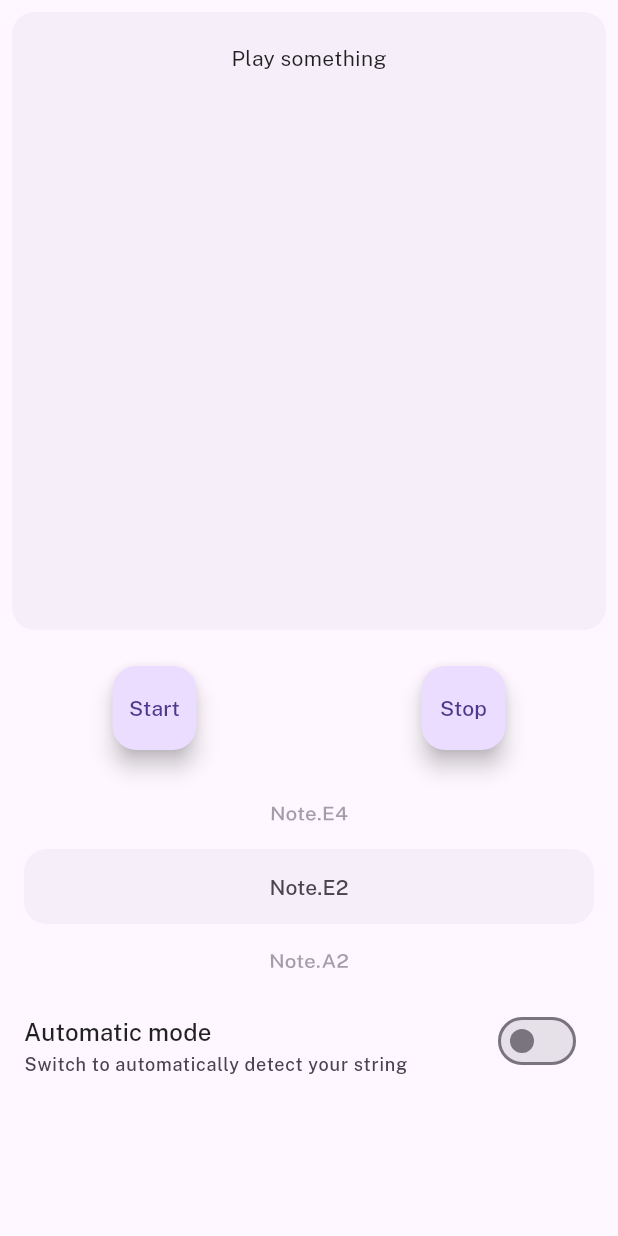
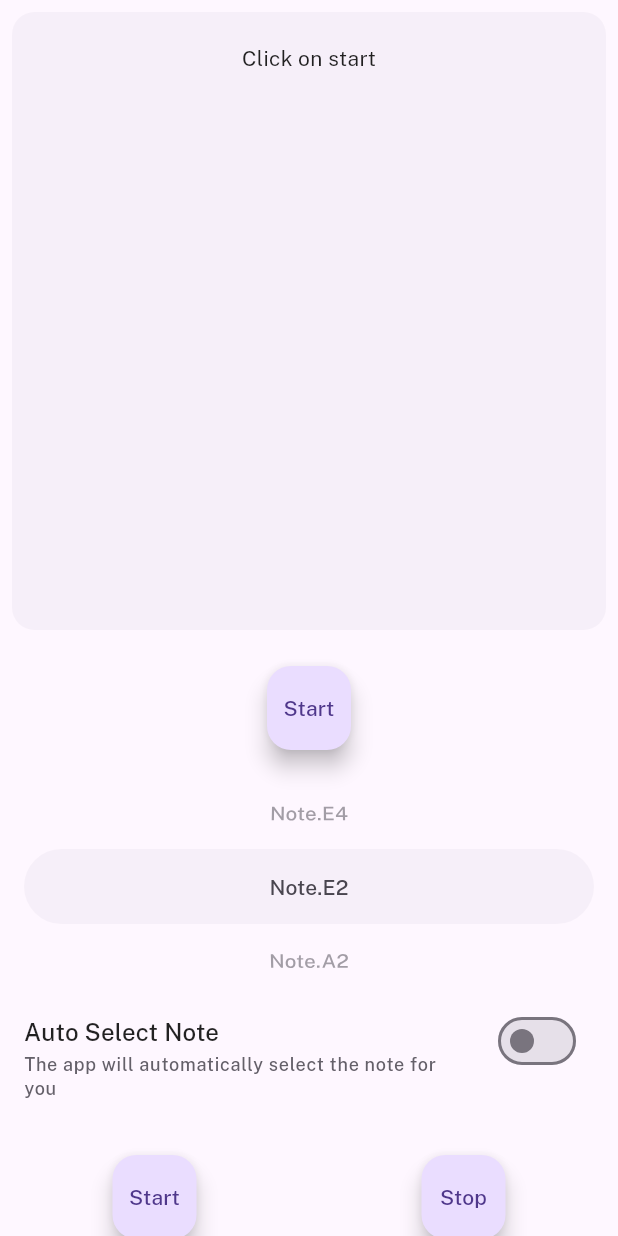
Before and after one commit to denishorn/WearTuner, a Flutter app: the screen it shows after launch, scrolled down 576 dp, after a tap on "Start", on a phone screen of 412 x 824 dp. Run offline on Flutter 3.47's test engine with Material 2 defaults, Android fonts, the phone set to English and light mode, and no system bars; drawn by our look-alikes of dynamic_color; our stand-ins replace google_fonts, vibration; missing offline and left inert: flutter_audio_capture, pitch_detector_dart, pitchupdart, sound_generator.

Commit message:
Play Note function (via soundwave gen)

```diff
--- a/lib/homepage.dart
+++ b/lib/homepage.dart
@@ -11,8 +11,6 @@
 import 'widgets.dart';
 import 'tuner.dart';
 
-
-
 class MyHomePage extends StatefulWidget {
   const MyHomePage({Key? key}) : super(key: key);
   @override
@@ -24,6 +22,7 @@
   final pitchDetectorDart = PitchDetector(44100, 2000);
   final Guitar guitar = const Guitar();
   bool isAutoTune = false;
+  Note? currentNote;
   var note = "";
   var status = "Click on start";
 
@@ -56,8 +55,8 @@
   Note closestNote = guitar.findClosestNote(frequency);
 
   setState(() {
-    note = result.pitch.toStringAsFixed(1); // Now 'note' will hold the string representation of the closest note
-    status = "Closest note: ${closestNote.toString()} , ${closestNote.frequency.toString()}"; // Updates status to show the closest note
+    note = result.pitch.toStringAsFixed(1);
+    status = "Closest note: ${closestNote.toString()} , ${closestNote.frequency.toString()} ,${isAutoTune.toString()}, ${currentNote.toString()}"; // Updates status to show the closest note
   });
     }
   }
@@ -69,29 +68,44 @@
   @override
   Widget build(BuildContext context) {
   return Scaffold(
-
     body: SafeArea(
       child: Flex(
         direction: Axis.vertical,
         children: [
-            Padding(padding: EdgeInsets.all(8.0), child:Container(
+          Padding(
+            padding: EdgeInsets.all(8.0),
+            child: Container(
               height: MediaQuery.of(context).size.width,
               alignment: Alignment.center,
               decoration: BoxDecoration(
                 color: Theme.of(context).colorScheme.surfaceVariant.withOpacity(0.33),
                 borderRadius: BorderRadius.circular(15),
               ),
-              child: TextDisplayWidget(note: note, status: status),
+              child: TextDisplayWidget(note: note, status: status), // Assuming TextDisplayWidget is defined elsewhere
             ),
           ),
           Flex(
             direction: Axis.vertical,
-              children:[
-            ControlsAndTunerWidget(
-              onStartPressed: _startCapture,
-              onStopPressed: _stopCapture,
+            children: [
+              PlayNoteButton(
+                frequency: currentNote?.frequency ?? 0.0,
               ),
-            TunerWidget(
+
+              TuningWheelContainerWidget(
+                isAutoTune: isAutoTune,
+                onChangedNote: (Note changedNote) {
+                  setState(() {
+                    currentNote = changedNote;
+                  });
+                },
+                onChanged: (bool value) {
+                  setState(() {
+                    isAutoTune = value;
+                  });
+                },
+                guitar: guitar, // Assuming guitar is defined and passed correctly
+              ),
+              AutoTuneSwitchWidget(
                 isAutoTune: isAutoTune,
                 onChanged: (bool value) {
                   setState(() {
@@ -99,9 +113,16 @@
                   });
                 },
               ),
-            ]),
-        ]),
+              ControlsAndTunerWidget(
+                onStartPressed: _startCapture, // Assuming _startCapture is defined elsewhere
+                onStopPressed: _stopCapture, // Assuming _stopCapture is defined elsewhere
+              ),
+            ],
+          ),
+        ],
+      ),
     ),
   );
 }
+
 }
--- a/lib/widgets.dart
+++ b/lib/widgets.dart
@@ -1,5 +1,7 @@
 import 'package:flutter/material.dart';
-import 'tuner.dart'; // Make sure to import the TunerWidget correctly
+import 'tuner.dart';
+import 'package:sound_generator/sound_generator.dart';
+import 'package:sound_generator/waveTypes.dart';
 
 
 class ControlsAndTunerWidget extends StatelessWidget {
@@ -67,92 +69,118 @@
   }
 }
 
+//___________
 
-// class TuningWheel extends StatefulWidget {
-//   final Guitar guitar;
-//   final Function(int) onNoteSelected;
-//   final VoidCallback onInteraction;
-
-//   const TuningWheel({Key? key, required this.guitar, required this.onNoteSelected,required this.onInteraction, }) : super(key: key);
-
-//   @override
-//   _TuningWheelState createState() => _TuningWheelState();
-// }
-
-
-// class _TuningWheelState extends State<TuningWheel> {
-//   final FixedExtentScrollController _controller = FixedExtentScrollController();
-//   bool _isAnimating = false;
-
-//   @override
-//   void dispose() {
-//     _controller.dispose();
-//     super.dispose();
-//   }
-
-//   @override
-//   Widget build(BuildContext context) {
-//     return GestureDetector(
-//       onTap: () {
-//         if (!_isAnimating) { // Checking if not already animating
-//           int nextIndex = _controller.selectedItem + 1;
-//           setState(() {
-//             _isAnimating = true; // Setting flag to true as animation starts
-//             widget.onInteraction();
-//           });
-
-//           _controller.animateToItem(
-//             nextIndex,
-//             duration: Duration(milliseconds: 200),
-//             curve: Curves.easeInOut,
-//           ).then((_) {
-//             setState(() {
-//               _isAnimating = false; // Reset flag when animation completes
-//             });
-//           });
-//         }
-//       },
-//       child: ListWheelScrollView.useDelegate(
-//         controller: _controller,
-//         itemExtent: 50,
-//         overAndUnderCenterOpacity: 0.5,
-//         physics: _isAnimating ? NeverScrollableScrollPhysics() : FixedExtentScrollPhysics(),
-//         diameterRatio: 3,
-//         childDelegate: ListWheelChildBuilderDelegate(
-//           builder: (BuildContext context, int index) {
-//             int loopedIndex = index % widget.guitar.tuning.length;
-//             if (loopedIndex < 0) {
-//               loopedIndex += widget.guitar.tuning.length;
-//             }
-//             return Center(child:Text(widget.guitar.tuning[loopedIndex].toString(), style: Theme.of(context).textTheme.labelLarge!.copyWith(color: Theme.of(context).colorScheme.onSurfaceVariant),),
-//             );
-//           },
-//           childCount: null
-//         ),
-//         onSelectedItemChanged: widget.onNoteSelected,
-//       ),
-//     );
-//   }
-// }
-
-//import 'package:flutter/material.dart';
-
-class TunerWidget extends StatefulWidget {
+class AutoTuneSwitchWidget extends StatefulWidget {
   final bool isAutoTune;
   final ValueChanged<bool> onChanged;
 
-  TunerWidget({Key? key, required this.isAutoTune, required this.onChanged}) : super(key: key);
+  const AutoTuneSwitchWidget({
+    Key? key,
+    required this.isAutoTune,
+    required this.onChanged,
+  }) : super(key: key);
 
   @override
-  _TunerWidgetState createState() => _TunerWidgetState();
+  _AutoTuneSwitchWidgetState createState() => _AutoTuneSwitchWidgetState();
 }
 
-class _TunerWidgetState extends State<TunerWidget> {
-  final Guitar guitar = const Guitar();
-  Note? selectedNote; // Assuming Note is defined elsewhere
+class _AutoTuneSwitchWidgetState extends State<AutoTuneSwitchWidget> {
+  @override
+  Widget build(BuildContext context) {
+    return SwitchListTile(
+      title: Text(
+        'Auto Select Note',
+        style: Theme.of(context).textTheme.titleMedium,
+      ),
+      subtitle: Text(
+        'The app will automatically select the note for you',
+        style: Theme.of(context).textTheme.labelMedium!.copyWith(color: Theme.of(context).colorScheme.onSurfaceVariant.withOpacity(0.85)),
+      ),
+      value: widget.isAutoTune,
+      isThreeLine: true,
+      onChanged: widget.onChanged,
+    );
+  }
+}
+//------------
+class PlayNoteButton extends StatefulWidget {
+
+   final double frequency;
+
+  const PlayNoteButton({
+    Key? key,
+    // required this.onStartPressed,
+    // required this.onStopPressed,
+    required this.frequency,
+  }) : super(key: key);
+
+  @override
+  _PlayNoteButtonState createState() => _PlayNoteButtonState();
+}
+
+class _PlayNoteButtonState extends State<PlayNoteButton> {
+  @override
+  void initState() {
+    super.initState();
+    // Initialize your sound generator here.
+    SoundGenerator.init(44100);
+    SoundGenerator.setWaveType(waveTypes.SINUSOIDAL);
+    // Add any other initialization code here.
+  }
+
+  @override
+  Widget build(BuildContext context) {
+    return /*Container(
+      child:*/ Padding(
+        padding: EdgeInsets.all(16.0),
+        child: FloatingActionButton(
+          onPressed: () {
+              SoundGenerator.stop();
+              SoundGenerator.setFrequency(widget.frequency);
+              SoundGenerator.setVolume(0.5);
+              SoundGenerator.play();
+          },
+          child: const Text("Start"),
+        ),
+      //),
+    );
+  }
+}
+
+//------------
+
+class TuningWheelContainerWidget extends StatefulWidget {
+  final bool isAutoTune;
+  final ValueChanged<Note> onChangedNote;
+  final ValueChanged<bool> onChanged;
+  final Guitar guitar;
+
+  const TuningWheelContainerWidget({
+    Key? key,
+    required this.isAutoTune,
+    required this.onChangedNote,
+    required this.onChanged,
+    required this.guitar,
+  }) : super(key: key);
+
+  @override
+  _TuningWheelContainerWidgetState createState() => _TuningWheelContainerWidgetState();
+}
+
+class _TuningWheelContainerWidgetState extends State<TuningWheelContainerWidget> {
   final FixedExtentScrollController _controller = FixedExtentScrollController();
   bool _isAnimating = false;
-
+@override
+  void initState() {
+    super.initState();
+WidgetsBinding.instance.addPostFrameCallback((_) {
+    setState(() {
+      final initialNote = widget.guitar.tuning[0];
+      widget.onChangedNote(initialNote);
+    });
+  });
+  }
   @override
   void dispose() {
     _controller.dispose();
@@ -161,10 +189,7 @@
 
   @override
   Widget build(BuildContext context) {
-    return Flex(
-      direction: Axis.vertical,
-      children: [
-        Container(
+    return Container(
       height: 150,
       padding: const EdgeInsets.all(16.0),
       child: Stack(
@@ -177,15 +202,16 @@
               height: 50,
               decoration: BoxDecoration(
                 color: Theme.of(context).colorScheme.surfaceVariant,
-                    borderRadius: BorderRadius.circular(15),
+                borderRadius: BorderRadius.circular(32),
               ),
             ),
           ),
           GestureDetector(
   onTapDown: (details) {
+    // You can perform actions here when the tap down event occurs.
   },
-                onTapCancel: (){
-                  //print('cancelled');
+  onTapCancel: () {
+    // This block is executed when the tap is cancelled.
     setState(() {
       if (widget.isAutoTune) {
         widget.onChanged(false);
@@ -193,6 +219,7 @@
     });
   },
   onTapUp: (details) {
+    // This block is executed when the tap is released.
     if (!_isAnimating) {
       int nextIndex = widget.isAutoTune ? _controller.selectedItem : _controller.selectedItem + 1;
       setState(() {
@@ -216,17 +243,17 @@
     controller: _controller,
     itemExtent: 50,
     overAndUnderCenterOpacity: 0.5,
-                  physics: _isAnimating ? NeverScrollableScrollPhysics() : FixedExtentScrollPhysics(),
+    physics: (_isAnimating || widget.isAutoTune) ? NeverScrollableScrollPhysics() : FixedExtentScrollPhysics(),
     diameterRatio: 3,
     childDelegate: ListWheelChildBuilderDelegate(
       builder: (BuildContext context, int index) {
-                      int loopedIndex = index % guitar.tuning.length;
+        int loopedIndex = index % widget.guitar.tuning.length;
         if (loopedIndex < 0) {
-                        loopedIndex += guitar.tuning.length;
+          loopedIndex += widget.guitar.tuning.length;
         }
         return Center(
           child: Text(
-                          guitar.tuning[loopedIndex].toString(),
+            widget.guitar.tuning[loopedIndex].toString(),
             style: Theme.of(context).textTheme.labelLarge!.copyWith(color: Theme.of(context).colorScheme.onSurfaceVariant),
           ),
         );
@@ -235,34 +262,14 @@
     ),
     onSelectedItemChanged: (index) {
       setState(() {
-                      if (widget.isAutoTune) {
-                        widget.onChanged(false);
-                      }
+        int ind = index % widget.guitar.tuning.length;
+        widget.onChangedNote(widget.guitar.tuning[ind]);
       });
     },
   ),
 ),
         ],
       ),
-        ),
-        SwitchListTile(
-          title: Text(
-            'Automatic mode',
-            style: Theme.of(context).textTheme.titleMedium,
-          ),
-          subtitle: Text(
-            'Switch to automatically detect your string',
-            style: Theme.of(context).textTheme.labelMedium!.copyWith(color: Theme.of(context).colorScheme.onSurfaceVariant),
-          ),
-          value: widget.isAutoTune,
-          isThreeLine: true,
-          onChanged: (bool value) {
-            setState(() {
-              widget.onChanged(value);
-            });
-          },
-        ),
-      ],
     );
   }
 }
--- a/pubspec.yaml
+++ b/pubspec.yaml
@@ -11,7 +11,6 @@
 dependencies:
   flutter:
     sdk: flutter
-
   provider: ^6.0.0
   pitch_detector_dart: ^0.0.2
   flutter_audio_capture: ^1.1.4
@@ -20,6 +19,7 @@
   permission_handler: ^10.0.0
   vibration: ^1.7.3
   dynamic_color: ^1.6.9
+  sound_generator: ^0.0.9
 
 dev_dependencies:
   flutter_test:
```
Also changed, not shown: lib/main.dart (line endings or trailing spaces). Lines whose indentation alone changed are shown as unchanged.
